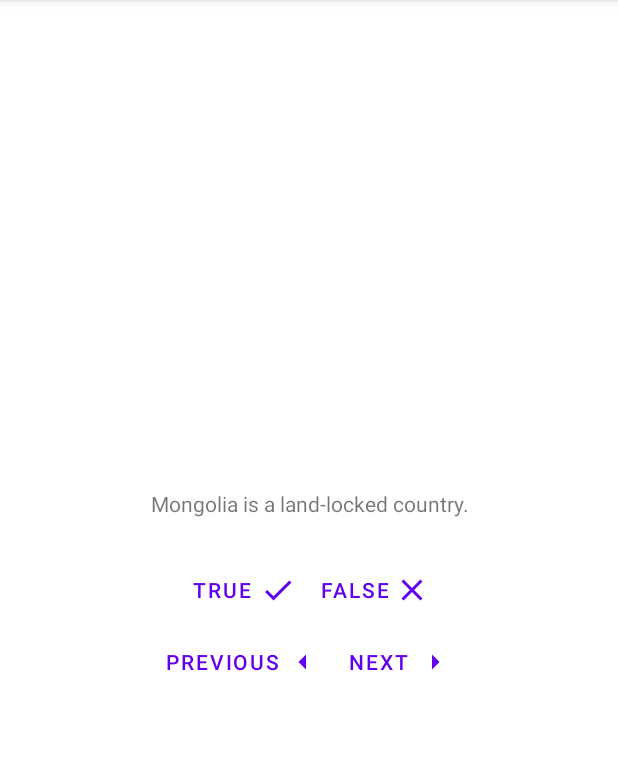
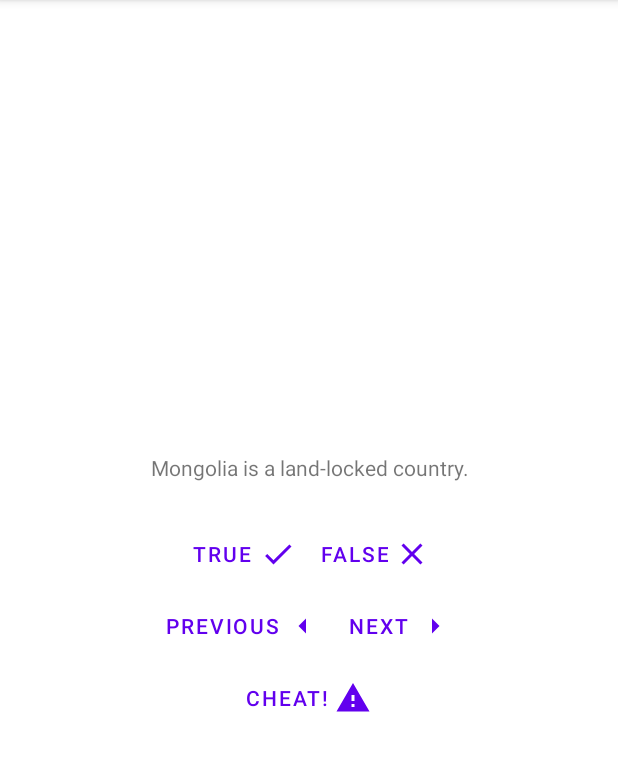
Before and after one commit to JRSiwiecki/GeoQuiz, an Android app: the screen it shows after launch (MainActivity), on a phone screen of 412 x 824 dp, the part 84-855 px from its top. Run offline under Robolectric (Android 15) with nearby library versions, the phone set to English and light mode, and no system bars.

Commit message:
Add cheat icon, add button to cheat in main activity, allow switching to cheat activity

```diff
--- a/app/src/main/java/com/bignerdranch/android/geoquiz/MainActivity.kt
+++ b/app/src/main/java/com/bignerdranch/android/geoquiz/MainActivity.kt
@@ -1,5 +1,6 @@
 package com.bignerdranch.android.geoquiz
 
+import android.content.Intent
 import androidx.appcompat.app.AppCompatActivity
 import android.os.Bundle
 import android.util.Log
@@ -45,14 +46,20 @@ class MainActivity : AppCompatActivity() {
             checkAnswer(false, view)
         }
 
+        binding.previousButton.setOnClickListener { view: View ->
+            updateQuestionIndexAndQuestion(QuestionDirection.PREVIOUS)
+        }
+
         binding.nextButton.setOnClickListener { view: View ->
 
             updateQuestionIndexAndQuestion(QuestionDirection.NEXT)
 
         }
 
-        binding.previousButton.setOnClickListener { view: View ->
-            updateQuestionIndexAndQuestion(QuestionDirection.PREVIOUS)
+        binding.cheatButton.setOnClickListener { view: View ->
+            val cheatIntent = Intent(this, CheatActivity::class.java)
+            startActivity(cheatIntent)
+
         }
 
         updateQuestion()
--- /dev/null
+++ b/app/src/main/res/drawable/cheat_icon.xml
@@ -0,0 +1,5 @@
+<vector android:height="24dp" android:tint="#000000"
+    android:viewportHeight="24" android:viewportWidth="24"
+    android:width="24dp" xmlns:android="http://schemas.android.com/apk/res/android">
+    <path android:fillColor="@android:color/white" android:pathData="M1,21h22L12,2 1,21zM13,18h-2v-2h2v2zM13,14h-2v-4h2v4z"/>
+</vector>
--- a/app/src/main/res/layout/activity_main.xml
+++ b/app/src/main/res/layout/activity_main.xml
@@ -67,5 +67,14 @@
 
 	</LinearLayout>
 
+	<Button
+		android:id="@+id/cheat_button"
+		android:layout_width="wrap_content"
+		android:layout_height="wrap_content"
+		android:text="@string/cheat_button"
+		app:icon="@drawable/cheat_icon"
+		app:iconGravity="end"
+		style="?android:attr/buttonBarButtonStyle"/>
+
 
 </LinearLayout>
```
